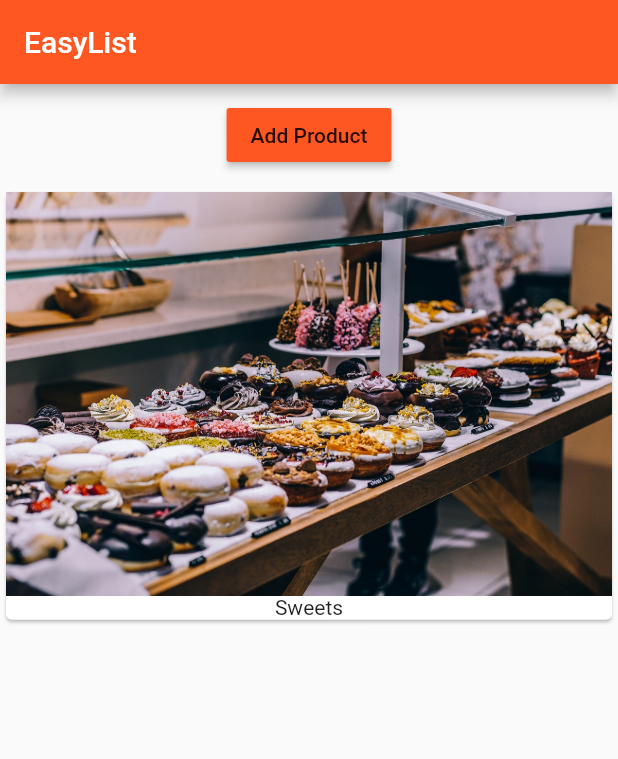
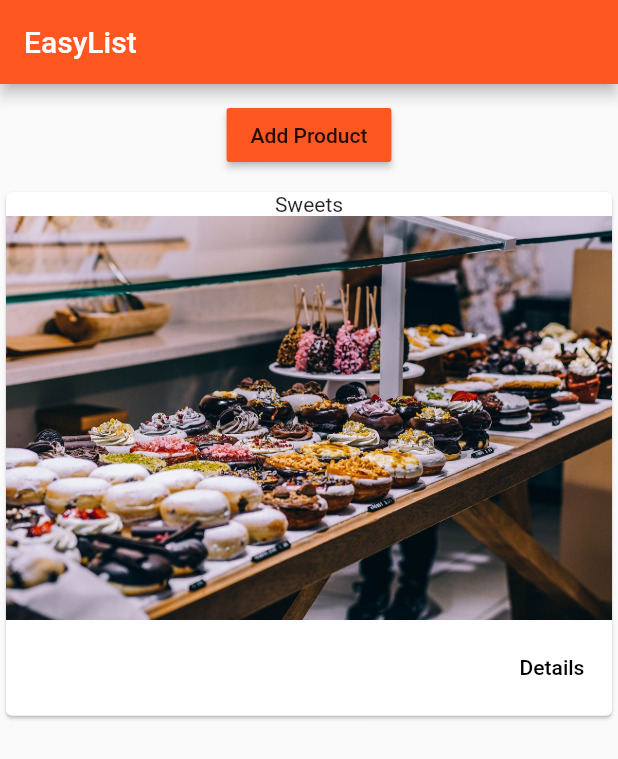
Before and after one commit to arya-aag/rawr, a Flutter app: the screen it shows after launch, after a tap on "Add Product", on a phone screen of 412 x 824 dp. Shown: the top 759 px of the screen. Run offline on Flutter 3.47's test engine with Material 2 defaults, Android fonts, the phone set to English and light mode, and no system bars.

Commit message:
add child pages and push / pop

```diff
--- a/rawr/lib/products.dart
+++ b/rawr/lib/products.dart
@@ -1,4 +1,6 @@
 import 'package:flutter/material.dart';
+
+import 'pages/product.dart';
 
 class Products extends StatelessWidget {
   final List<String> products;
@@ -11,8 +13,17 @@ class Products extends StatelessWidget {
     return Card(
       child: Column(
         children: <Widget>[
+          Text(products[index]),
           Image.asset('assets/food.jpg'),
-          Text(products[index])
+          ButtonBar(children: <Widget>[
+            FlatButton(
+              child: Text('Details'),
+              onPressed: () => Navigator.push(
+                  context,
+                  MaterialPageRoute(
+                      builder: (BuildContext context) => ProductPage())),
+            )
+          ])
         ],
       ),
     );
```
Also changed, not shown: rawr/lib/pages/product.dart (added, +19 -0 lines).
